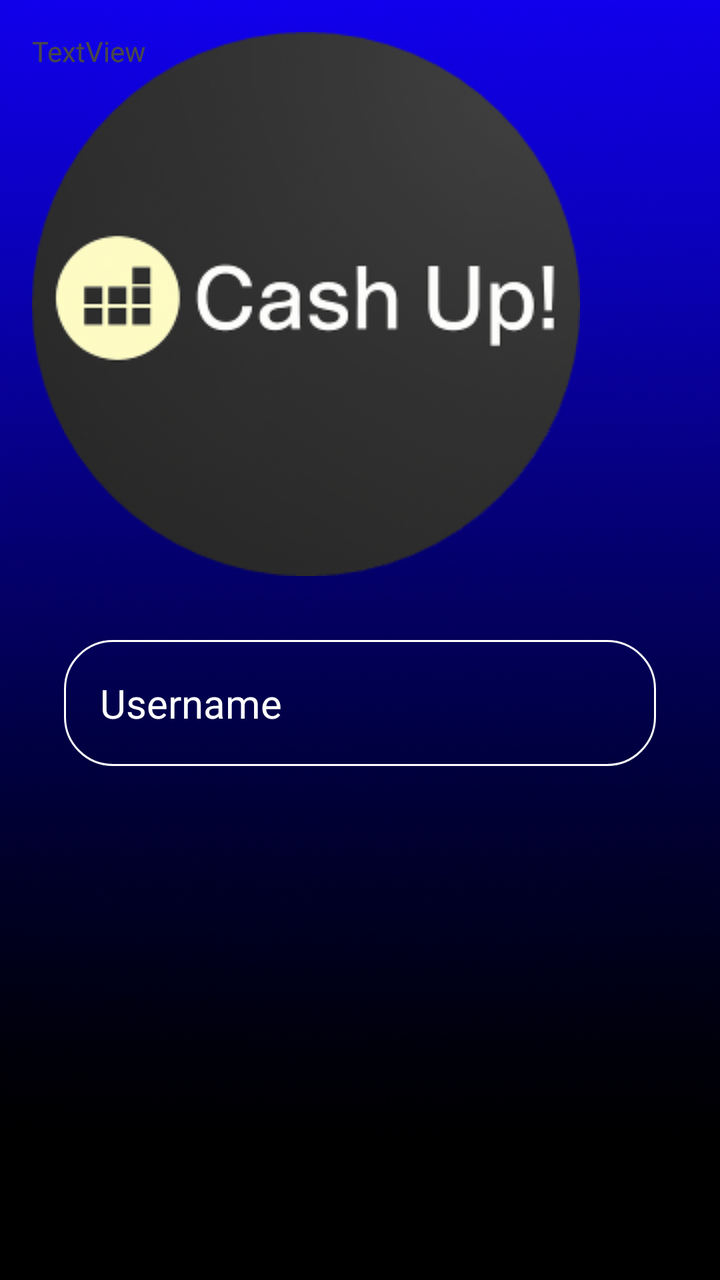
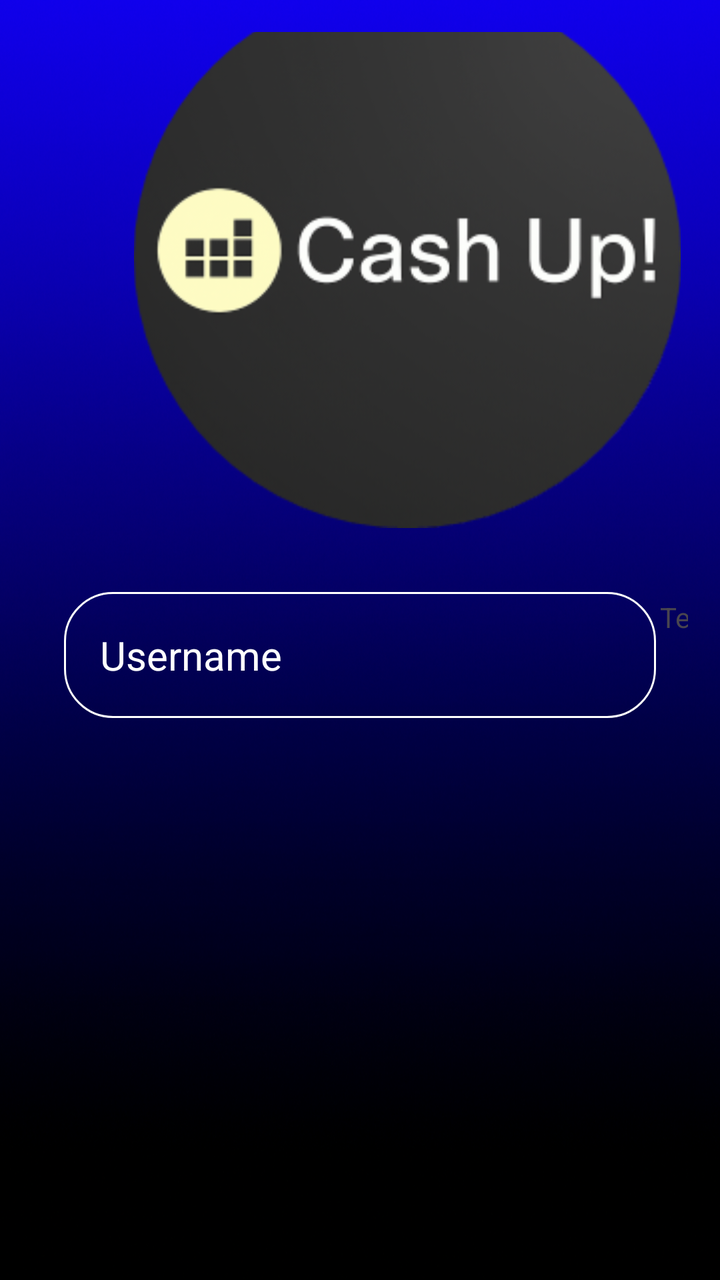

An Android layout rendered at two revisions. The XML below is the earlier revision; the diff shows what the commit changed to produce the second picture.
<!-- AndroidManifest.xml: application theme Theme.CashUp -->
<!-- res/layout/activity_register.xml -->
<?xml version="1.0" encoding="utf-8"?>
<androidx.constraintlayout.widget.ConstraintLayout xmlns:android="http://schemas.android.com/apk/res/android"
    xmlns:app="http://schemas.android.com/apk/res-auto"
    xmlns:tools="http://schemas.android.com/tools"
    android:layout_width="match_parent"
    android:layout_height="match_parent"
    android:background="@drawable/background"
    android:padding="16dp"
    >


    <ImageView
        android:id="@+id/imageView3"
        android:layout_width="wrap_content"
        android:layout_height="wrap_content"
        app:srcCompat="@drawable/logo"
        tools:layout_editor_absoluteX="68dp"
        tools:layout_editor_absoluteY="16dp" />

    <TextView
        android:id="@+id/textView"
        android:layout_width="wrap_content"
        android:layout_height="wrap_content"
        android:text="TextView"
        tools:layout_editor_absoluteX="162dp"
        tools:layout_editor_absoluteY="288dp" />

    <TextView
        android:id="@+id/textView2"
        android:layout_width="wrap_content"
        android:layout_height="wrap_content"
        android:text="TextView"
        tools:layout_editor_absoluteX="165dp"
        tools:layout_editor_absoluteY="323dp" />



    

    <EditText
        android:id="@+id/name_input"
        android:layout_width="0dp"
        android:layout_height="wrap_content"
        android:layout_marginStart="16dp"
        android:layout_marginTop="32dp"
        android:layout_marginEnd="16dp"
        android:background="@drawable/rounded_corner"
        android:ems="10"
        android:hint="Username"
        android:inputType="text"
        android:padding="18dp"
        android:textColor="@color/white"
        android:textColorHint="@color/white"
        android:textSize="20sp"
        app:layout_constraintEnd_toEndOf="parent"
        app:layout_constraintHorizontal_bias="0.0"
        app:layout_constraintStart_toStartOf="parent"
        app:layout_constraintTop_toBottomOf="@id/imageView3" />


</androidx.constraintlayout.widget.ConstraintLayout>
<!-- resources referenced by this layout -->
<resources>
  <color name="white">#FFFFFFFF</color>
  <!-- drawable background: png bitmap (drawable, 768113 bytes) -->
  <!-- drawable logo: png bitmap (drawable, 45128 bytes) -->
  <!-- drawable rounded_corner (drawable) -->
  <?xml version="1.0" encoding="utf-8"?>
  <shape xmlns:android="http://schemas.android.com/apk/res/android"
      android:shape="rectangle"
      >
  <corners
          android:radius="24dp"/>
      <stroke
          android:width="1dp"
              android:color="@color/white" />
  </shape>
  <style name="Theme.CashUp" parent="Base.Theme.CashUp" />
  <style name="Base.Theme.CashUp" parent="Theme.Material3.DayNight.NoActionBar">
          
          
      </style>
</resources>

<!-- the commit's change to res/layout/activity_register.xml (unified diff, before → after) -->
@@ -13,25 +13,41 @@
         android:id="@+id/imageView3"
         android:layout_width="wrap_content"
         android:layout_height="wrap_content"
-        app:srcCompat="@drawable/logo"
-        tools:layout_editor_absoluteX="68dp"
-        tools:layout_editor_absoluteY="16dp" />
+        android:layout_marginStart="84dp"
+        android:layout_marginTop="32dp"
+        android:layout_marginEnd="37dp"
+        android:layout_marginBottom="3dp"
+        app:layout_constraintBottom_toTopOf="@+id/textView"
+        app:layout_constraintEnd_toEndOf="parent"
+        app:layout_constraintStart_toStartOf="parent"
+        app:layout_constraintTop_toTopOf="parent"
+        app:srcCompat="@drawable/logo" />
 
     <TextView
         android:id="@+id/textView"
         android:layout_width="wrap_content"
         android:layout_height="wrap_content"
+        android:layout_marginStart="178dp"
+        android:layout_marginTop="6dp"
+        android:layout_marginEnd="159dp"
+        android:layout_marginBottom="5dp"
         android:text="TextView"
-        tools:layout_editor_absoluteX="162dp"
-        tools:layout_editor_absoluteY="288dp" />
+        app:layout_constraintBottom_toTopOf="@+id/textView2"
+        app:layout_constraintEnd_toEndOf="parent"
+        app:layout_constraintStart_toStartOf="parent"
+        app:layout_constraintTop_toBottomOf="@+id/imageView3" />
 
     <TextView
         android:id="@+id/textView2"
         android:layout_width="wrap_content"
         android:layout_height="wrap_content"
+        android:layout_marginStart="2dp"
+        android:layout_marginTop="2dp"
+        android:layout_marginBottom="362dp"
         android:text="TextView"
-        tools:layout_editor_absoluteX="165dp"
-        tools:layout_editor_absoluteY="323dp" />
+        app:layout_constraintBottom_toBottomOf="parent"
+        app:layout_constraintStart_toEndOf="@+id/name_input"
+        app:layout_constraintTop_toBottomOf="@+id/textView" />
 
 
 
